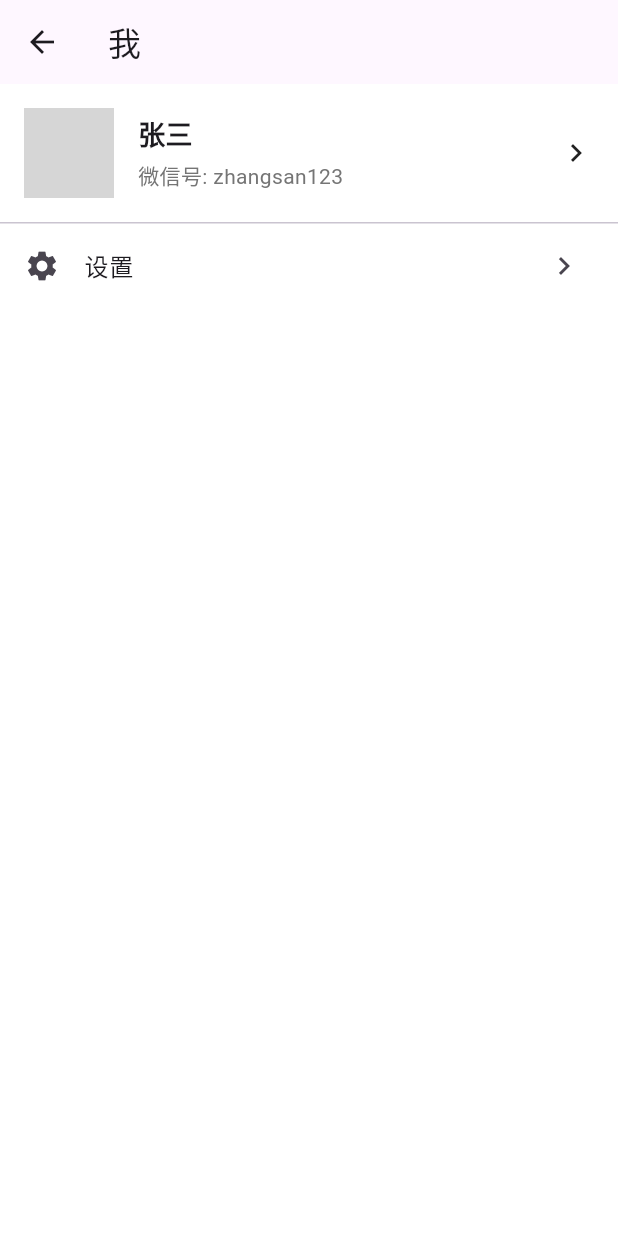
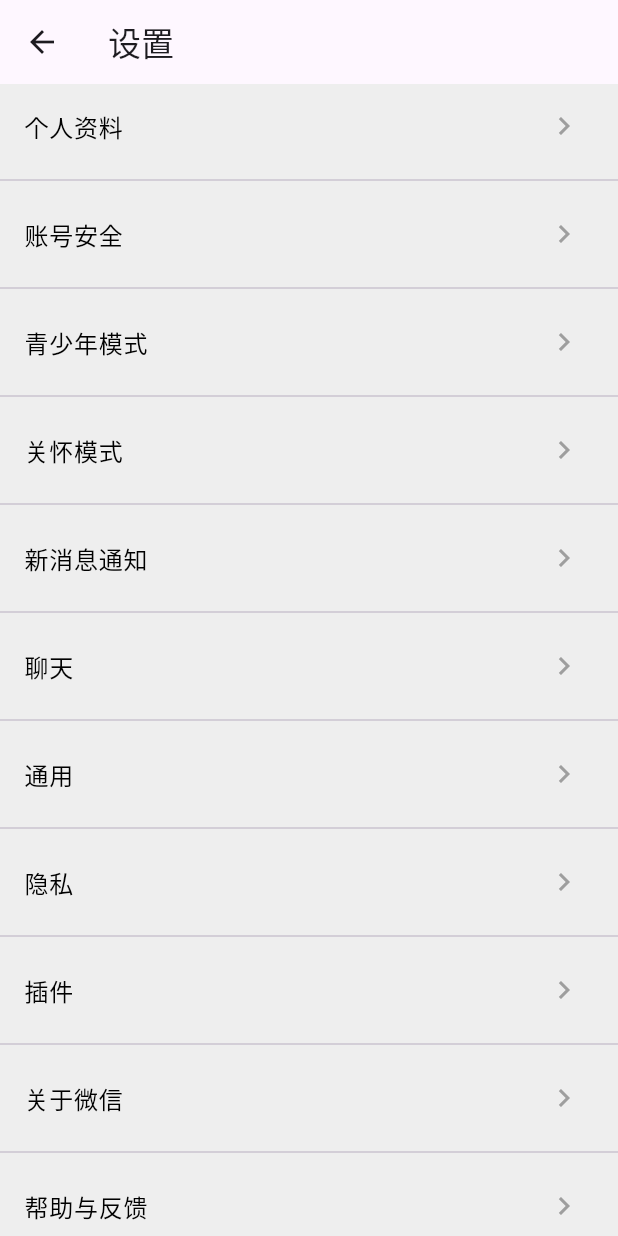
Before and after one commit to zhicbr/WeChat-imitating-front---end-project, a Flutter app: the MePage screen opened directly, after a tap on "设置", on a phone screen of 412 x 824 dp. Run offline on Flutter 3.47's test engine with Material 3 defaults, Android fonts, the phone set to English and light mode, and no system bars; network calls fail; grey boxes are pictures that could not be loaded.

Commit message:
feat :进入设置页面

```diff
--- a/lib/features/me/me_page.dart
+++ b/lib/features/me/me_page.dart
@@ -1,5 +1,6 @@
 import 'package:flutter/material.dart';
 import 'package:my_first_app/routes/app_routes.dart';
+import 'settings_page.dart'; // 添加这一行
 import 'package:my_first_app/services/profile_service.dart';
 
 class MePage extends StatelessWidget {
@@ -63,7 +64,10 @@
             title: Text('设置'),
             trailing: Icon(Icons.chevron_right),
             onTap: () {
-              // TODO: 导航到设置页面
+              Navigator.push(
+                context,
+                MaterialPageRoute(builder: (context) => SettingsPage()), // 导航到设置页面
+              );
             },
           ),
         ],
--- /dev/null
+++ b/lib/features/me/profile_page.dart
@@ -0,0 +1,17 @@
+import 'package:flutter/material.dart';
+
+class ProfilePage extends StatelessWidget {
+  const ProfilePage({Key? key}) : super(key: key);
+
+  @override
+  Widget build(BuildContext context) {
+    return Scaffold(
+      appBar: AppBar(
+        title: Text('个人资料'),
+      ),
+      body: Center(
+        child: Text('个人资料页面内容'),
+      ),
+    );
+  }
+}
--- /dev/null
+++ b/lib/features/me/settings_page.dart
@@ -0,0 +1,134 @@
+import 'package:flutter/material.dart';
+import 'profile_page.dart'; // 添加这一行
+
+class SettingsPage extends StatelessWidget {
+  const SettingsPage({Key? key}) : super(key: key);
+
+  @override
+  Widget build(BuildContext context) {
+    return Scaffold(
+      appBar: AppBar(
+        title: Text('设置'),
+        leading: IconButton(
+          icon: Icon(Icons.arrow_back),
+          onPressed: () {
+            Navigator.pop(context);
+          },
+        ),
+      ),
+      body: Container(
+        color: Colors.grey[200], // 设置背景为浅灰色
+        child: ListView(
+          children: [
+            ListTile(
+              title: Text('个人资料', style: TextStyle(color: Colors.black)),
+              trailing: Icon(Icons.chevron_right, color: Colors.grey),
+              onTap: () {
+                Navigator.push(
+                  context,
+                  MaterialPageRoute(builder: (context) => ProfilePage()), // 导航到个人资料页面
+                );
+              },
+            ),
+            Divider(),
+            ListTile(
+              title: Text('账号安全', style: TextStyle(color: Colors.black)),
+              trailing: Icon(Icons.chevron_right, color: Colors.grey),
+              onTap: () {
+                // TODO: 导航到账号安全页面
+              },
+            ),
+            Divider(),
+            ListTile(
+              title: Text('青少年模式', style: TextStyle(color: Colors.black)),
+              trailing: Icon(Icons.chevron_right, color: Colors.grey),
+              onTap: () {
+                // TODO: 导航到青少年模式页面
+              },
+            ),
+            Divider(),
+            ListTile(
+              title: Text('关怀模式', style: TextStyle(color: Colors.black)),
+              trailing: Icon(Icons.chevron_right, color: Colors.grey),
+              onTap: () {
+                // TODO: 导航到关怀模式页面
+              },
+            ),
+            Divider(),
+            ListTile(
+              title: Text('新消息通知', style: TextStyle(color: Colors.black)),
+              trailing: Icon(Icons.chevron_right, color: Colors.grey),
+              onTap: () {
+                // TODO: 导航到新消息通知页面
+              },
+            ),
+            Divider(),
+            ListTile(
+              title: Text('聊天', style: TextStyle(color: Colors.black)),
+              trailing: Icon(Icons.chevron_right, color: Colors.grey),
+              onTap: () {
+                // TODO: 导航到聊天设置页面
+              },
+            ),
+            Divider(),
+            ListTile(
+              title: Text('通用', style: TextStyle(color: Colors.black)),
+              trailing: Icon(Icons.chevron_right, color: Colors.grey),
+              onTap: () {
+                // TODO: 导航到通用设置页面
+              },
+            ),
+            Divider(),
+            ListTile(
+              title: Text('隐私', style: TextStyle(color: Colors.black)),
+              trailing: Icon(Icons.chevron_right, color: Colors.grey),
+              onTap: () {
+                // TODO: 导航到隐私设置页面
+              },
+            ),
+            Divider(),
+            ListTile(
+              title: Text('插件', style: TextStyle(color: Colors.black)),
+              trailing: Icon(Icons.chevron_right, color: Colors.grey),
+              onTap: () {
+                // TODO: 导航到插件设置页面
+              },
+            ),
+            Divider(),
+            ListTile(
+              title: Text('关于微信', style: TextStyle(color: Colors.black)),
+              trailing: Icon(Icons.chevron_right, color: Colors.grey),
+              onTap: () {
+                // TODO: 导航到关于微信页面
+              },
+            ),
+            Divider(),
+            ListTile(
+              title: Text('帮助与反馈', style: TextStyle(color: Colors.black)),
+              trailing: Icon(Icons.chevron_right, color: Colors.grey),
+              onTap: () {
+                // TODO: 导航到帮助与反馈页面
+              },
+            ),
+            Divider(),
+            ListTile(
+              title: Text('切换账号', style: TextStyle(color: Colors.black)),
+              trailing: Icon(Icons.chevron_right, color: Colors.grey),
+              onTap: () {
+                // TODO: 导航到切换账号页面
+              },
+            ),
+            Divider(),
+            ListTile(
+              title: Text('退出', style: TextStyle(color: Colors.black)),
+              trailing: Icon(Icons.chevron_right, color: Colors.grey),
+              onTap: () {
+                // TODO: 处理退出逻辑
+              },
+            ),
+          ],
+        ),
+      ),
+    );
+  }
+}
```
